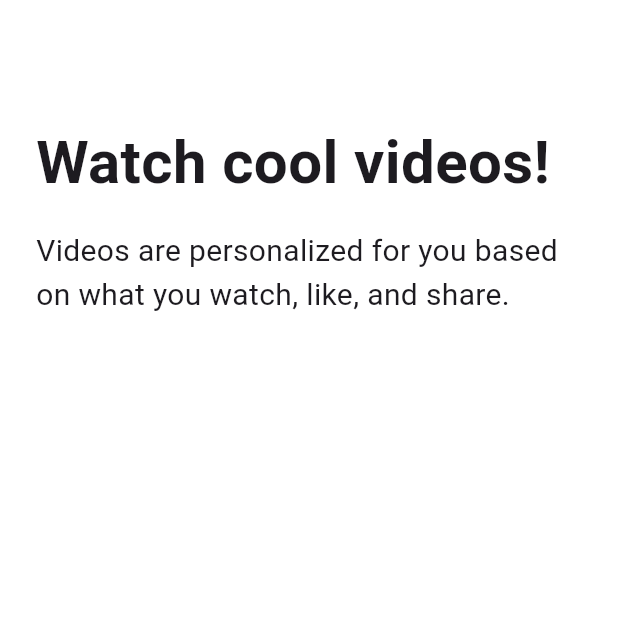
After one commit to generation21/flutter_study_tiktok_clone, a Flutter app: the screen it shows after launch, after a tap on "Next", on a phone screen of 412 x 824 dp, the top half of it. The commit adds this screen. Run offline on Flutter 3.47's test engine with Material 3 defaults, Android fonts, the phone set to English and light mode, and no system bars; our stand-ins replace font_awesome_flutter.

Commit message:
feat: add TutorialScreen with interactive onboarding experience and navigation to MainNavigationScreen

```diff
--- a/lib/features/authentication/birthday_screen.dart
+++ b/lib/features/authentication/birthday_screen.dart
@@ -31,11 +31,12 @@ class _BirthdayScreenState extends State<BirthdayScreen> {
   }
 
   void _onNextTap() {
-    Navigator.push(
+    Navigator.pushAndRemoveUntil(
       context,
       MaterialPageRoute(
         builder: (context) => const InterestsScreen(),
       ),
+      (route) => false,
     );
   }
 
--- a/lib/features/authentication/login_form_screen.dart
+++ b/lib/features/authentication/login_form_screen.dart
@@ -20,11 +20,12 @@ class _LoginFormScreenState extends State<LoginFormScreen> {
     if (_formKey.currentState == null) return;
     if (!_formKey.currentState!.validate()) return;
     _formKey.currentState!.save();
-    Navigator.push(
+    Navigator.pushAndRemoveUntil(
       context,
       MaterialPageRoute(
         builder: (context) => const InterestsScreen(),
       ),
+      (route) => false,
     );
   }
 
--- a/lib/features/onboarding/interests_screen.dart
+++ b/lib/features/onboarding/interests_screen.dart
@@ -1,6 +1,7 @@
 import 'package:flutter/material.dart';
 import 'package:tiktok/constants/gaps.dart';
 import 'package:tiktok/constants/sizes.dart';
+import 'package:tiktok/features/onboarding/tutorial_screen.dart';
 import 'package:tiktok/features/onboarding/widgets/interest_button.dart';
 
 const interests = [
@@ -78,6 +79,11 @@ class _InterestsScreenState extends State<InterestsScreen> {
     super.dispose();
   }
 
+  void _onNextTap() {
+    Navigator.push(context,
+        MaterialPageRoute(builder: (context) => const TutorialScreen()));
+  }
+
   @override
   Widget build(BuildContext context) {
     return Scaffold(
@@ -128,7 +134,9 @@ class _InterestsScreenState extends State<InterestsScreen> {
           ),
         ),
       ),
-      bottomNavigationBar: Container(
+      bottomNavigationBar: GestureDetector(
+        onTap: _onNextTap,
+        child: Container(
           decoration: BoxDecoration(
             boxShadow: [
               BoxShadow(
@@ -160,6 +168,7 @@ class _InterestsScreenState extends State<InterestsScreen> {
             ),
           ),
         ),
+      ),
     );
   }
 }
--- /dev/null
+++ b/lib/features/onboarding/tutorial_screen.dart
@@ -0,0 +1,126 @@
+import 'package:flutter/cupertino.dart';
+import 'package:flutter/material.dart';
+import 'package:tiktok/constants/gaps.dart';
+import 'package:tiktok/constants/sizes.dart';
+import 'package:tiktok/features/main_navigation/main_navigation_screen.dart';
+
+enum Direction { right, left }
+
+enum Page { first, second }
+
+class TutorialScreen extends StatefulWidget {
+  const TutorialScreen({super.key});
+
+  @override
+  State<TutorialScreen> createState() => _TutorialScreenState();
+}
+
+class _TutorialScreenState extends State<TutorialScreen> {
+  Direction _direction = Direction.right;
+  Page _showingPage = Page.first;
+
+  void _onPanUpdate(DragUpdateDetails details) {
+    if (details.delta.dx > 0) {
+      setState(() {
+        _direction = Direction.right;
+      });
+    } else {
+      setState(() {
+        _direction = Direction.left;
+      });
+    }
+  }
+
+  void _onPanEnd(DragEndDetails detail) {
+    if (_direction == Direction.left) {
+      setState(() {
+        _showingPage = Page.second;
+      });
+    } else {
+      setState(() {
+        _showingPage = Page.first;
+      });
+    }
+  }
+
+  void _onEnterAppTap() {
+    Navigator.pushAndRemoveUntil(
+      context,
+      MaterialPageRoute(
+        builder: (context) => const MainNavigationScreen(),
+      ),
+      (route) => false,
+    );
+  }
+
+  @override
+  Widget build(BuildContext context) {
+    return GestureDetector(
+      onPanUpdate: _onPanUpdate,
+      onPanEnd: _onPanEnd,
+      child: Scaffold(
+        body: Padding(
+          padding: const EdgeInsets.symmetric(horizontal: Sizes.size24),
+          child: SafeArea(
+            child: AnimatedCrossFade(
+              firstChild: const Column(
+                  crossAxisAlignment: CrossAxisAlignment.start,
+                  children: [
+                    Gaps.v80,
+                    Text(
+                      "Watch cool videos!",
+                      style: TextStyle(
+                        fontSize: Sizes.size40,
+                        fontWeight: FontWeight.bold,
+                      ),
+                    ),
+                    Gaps.v16,
+                    Text(
+                      "Videos are personalized for you based on what you watch, like, and share.",
+                      style: TextStyle(
+                        fontSize: Sizes.size20,
+                      ),
+                    )
+                  ]),
+              secondChild: const Column(
+                  crossAxisAlignment: CrossAxisAlignment.start,
+                  children: [
+                    Gaps.v80,
+                    Text(
+                      "Follow the rules",
+                      style: TextStyle(
+                        fontSize: Sizes.size40,
+                        fontWeight: FontWeight.bold,
+                      ),
+                    ),
+                    Gaps.v16,
+                    Text(
+                      "Videos are personalized for you based on what you watch, like, and share.",
+                      style: TextStyle(
+                        fontSize: Sizes.size20,
+                      ),
+                    )
+                  ]),
+              crossFadeState: _showingPage == Page.first
+                  ? CrossFadeState.showFirst
+                  : CrossFadeState.showSecond,
+              duration: const Duration(milliseconds: 300),
+            ),
+          ),
+        ),
+        bottomNavigationBar: BottomAppBar(
+          child: AnimatedOpacity(
+            duration: const Duration(milliseconds: 300),
+            opacity: _showingPage == Page.first ? 0 : 1,
+            child: CupertinoButton(
+              onPressed: _showingPage == Page.first ? () {} : _onEnterAppTap,
+              color: Theme.of(context).primaryColor,
+              child: const Text('Enter the app!',
+                  style: TextStyle(color: Colors.white)),
+            ),
+          ),
+        ),
+      ),
+    );
+  }
+}
```
Lines whose indentation alone changed are shown as unchanged.
